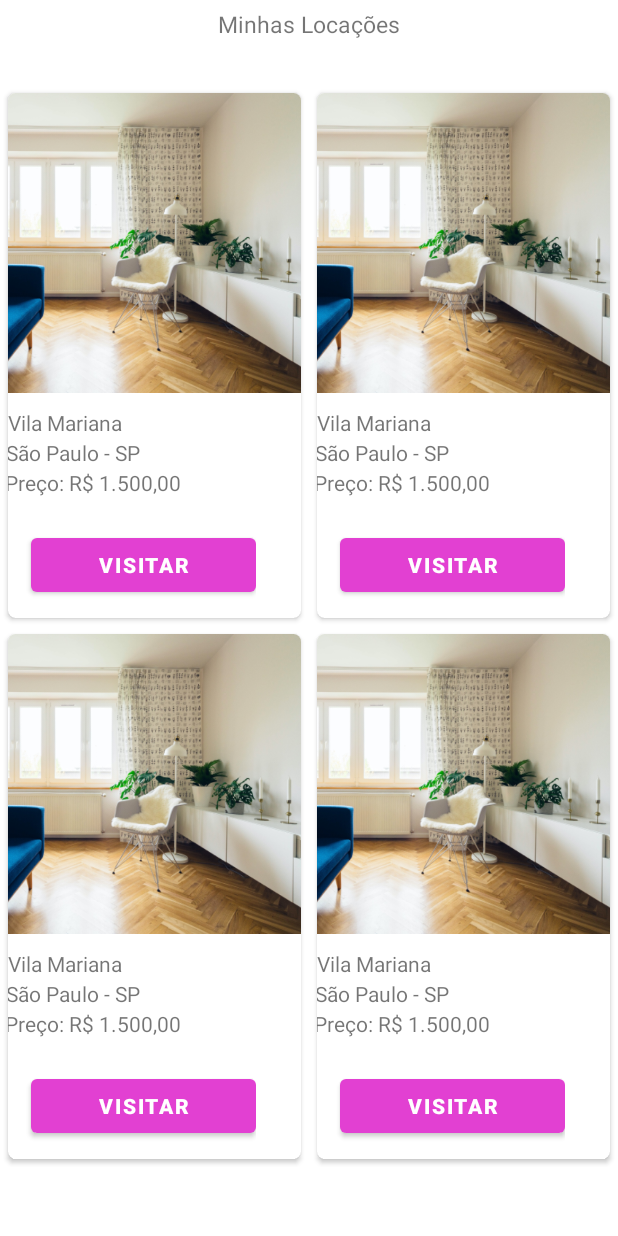
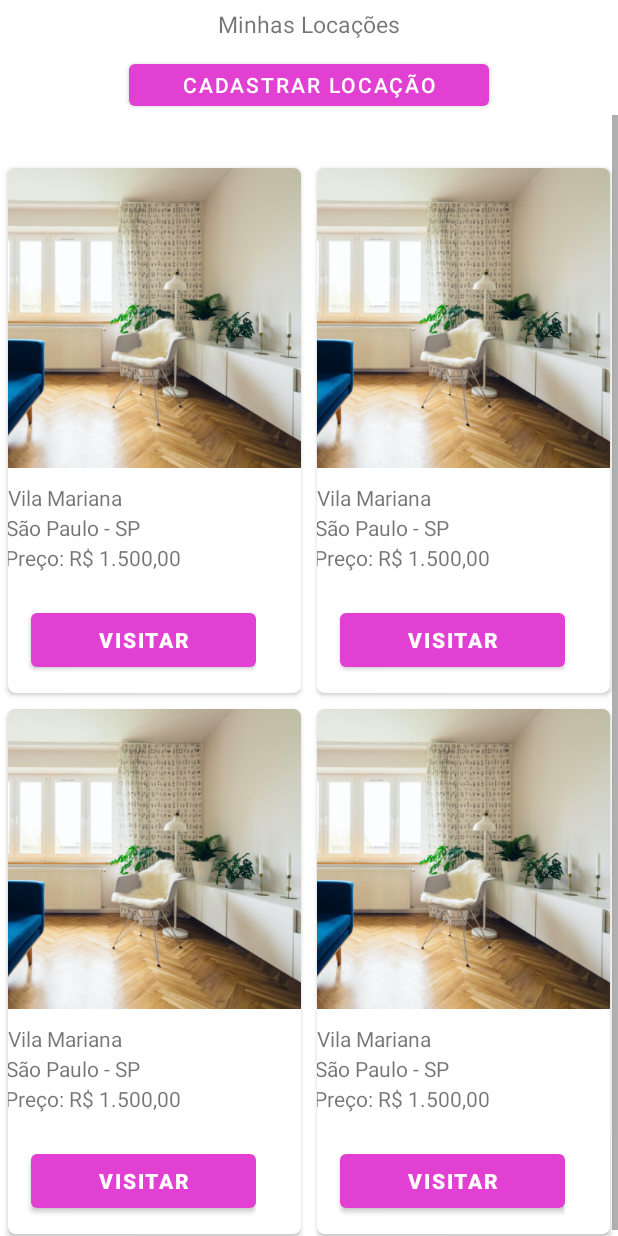
Before and after one commit to Dream-House-Grupo-9/Dream-House-App, an Android app: the layout activity_card_locacao.xml on its own in the app's theme, with its tools: preview values and no code run, on a phone screen of 412 x 824 dp. Run offline under Robolectric (Android 15) with nearby library versions, the phone set to English and light mode, and no system bars.

Commit message:
[feat] adicionando btn de cadastro e scroll

```diff
--- a/DreamHouse/app/src/main/res/layout/activity_card_locacao.xml
+++ b/DreamHouse/app/src/main/res/layout/activity_card_locacao.xml
@@ -4,6 +4,7 @@
     xmlns:tools="http://schemas.android.com/tools"
     android:layout_width="match_parent"
     android:layout_height="match_parent"
+    android:orientation="vertical"
     tools:context=".CardLocacao">
 
 
@@ -13,14 +14,32 @@
         android:orientation="vertical">
 
         <TextView
-            android:layout_marginTop="5dp"
             android:layout_width="wrap_content"
             android:layout_height="match_parent"
             android:layout_gravity="center"
+            android:layout_marginTop="5dp"
             android:text="@string/side_location"
             android:textAlignment="center"
             android:textFontWeight="300"
             android:textSize="15dp" />
+
+        <Button
+            android:id="@+id/btnLogin"
+            android:layout_gravity="center"
+            android:layout_width="240dp"
+            android:layout_height="40dp"
+            android:layout_marginTop="10dp"
+            app:backgroundTint="@color/pink_bakground_app"
+            android:fontFamily="arial"
+            android:text="Cadastrar locação"
+
+            android:textColor="@color/white"
+            android:textFontWeight="500" />
+
+        <ScrollView
+            android:id="@+id/scrollCards"
+            android:layout_width="match_parent"
+            android:layout_height="match_parent">
 
             <androidx.recyclerview.widget.RecyclerView
                 android:id="@+id/recyclerContainer"
@@ -29,11 +48,14 @@
                 android:layout_marginTop="30dp"
                 app:layoutManager="androidx.recyclerview.widget.GridLayoutManager"
                 app:spanCount="2"
-            tools:itemCount="4"
+                tools:itemCount="6"
                 tools:listitem="@layout/activity_res_card_item">
 
             </androidx.recyclerview.widget.RecyclerView>
 
+        </ScrollView>
+
+
     </LinearLayout>
 
 </LinearLayout>
```
Lines whose indentation alone changed are shown as unchanged.
